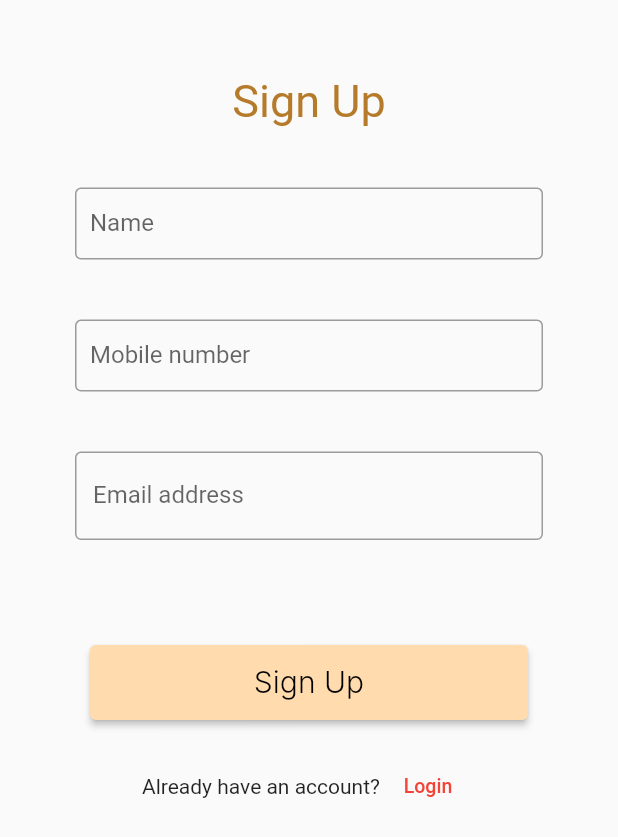
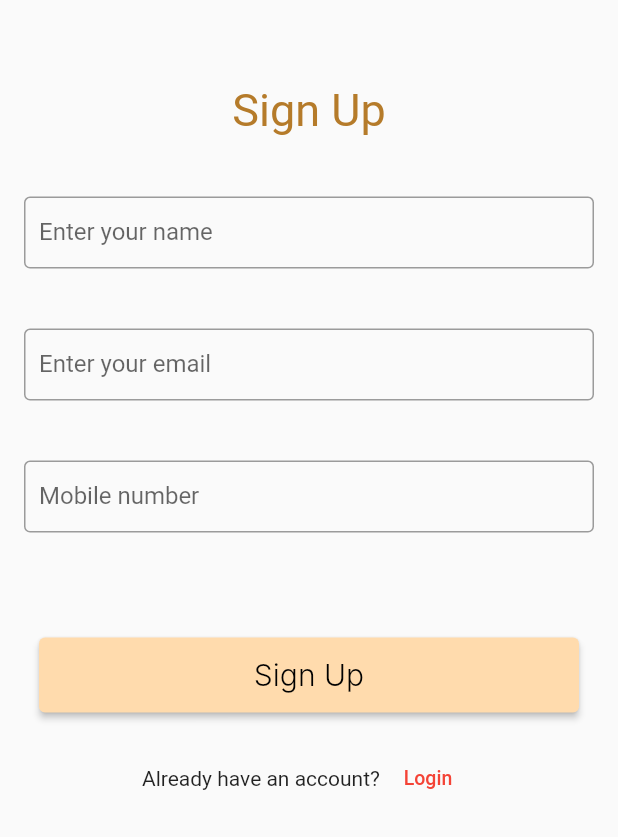
Before and after one commit to Naima-Salim/Ladida-Fashion, a Flutter app: the screen it shows after launch, after a tap on "Create account", on a phone screen of 412 x 824 dp. Shown: the top 837 px of the screen. Run offline on Flutter 3.47's test engine with Material 2 defaults, Android fonts, the phone set to English and light mode, and no system bars; our stand-ins replace carousel_slider, flutter_bloc, fluttertoast; network calls fail; Roboto replaces fonts that are missing (Inter).

Commit message:
validations

```diff
--- a/lib/main.dart
+++ b/lib/main.dart
@@ -54,13 +54,14 @@ class HomeScreen extends StatelessWidget {
           width: double.maxFinite,
           height: double.maxFinite,
           child: ListView(children: <Widget>[
-           Container(
-            padding: const EdgeInsets.all(0),
-            margin: EdgeInsets.all(6.0),
-            child:Image.network("https://image.similarpng.com/very-thumbnail/2021/07/Beautiful-woman-illustration-on-transparent-background-PNG.png"),
-        ),
 
-
+            // Container(
+            //   padding: const EdgeInsets.all(0),
+            //   margin: EdgeInsets.all(6.0),
+            //   child: Image.network(
+            //       "https://img.freepik.com/premium-photo/high-fashion-look-glamor-stylish-beautiful-young-woman-model-with-red-lips-summer-bright-white-hipster-cloth_267499-229.jpg"),
+            // ),
+            Padding(padding: const EdgeInsets.all(50.0)),
             Container(
               margin: EdgeInsets.all(20),
               width: double.infinity, // Make the button take full width
@@ -89,13 +90,39 @@ class HomeScreen extends StatelessWidget {
                   );
                 },
               ),
+            ),
+            Padding(padding: const EdgeInsets.all(20.0)),
+            Container(
+              margin: EdgeInsets.all(20),
+              width: double.infinity, // Make the button take full width
 
+              child: OutlinedButton(
+                style: OutlinedButton.styleFrom(
+                  padding: const EdgeInsets.fromLTRB(30, 10, 30, 10),
+
+                  primary: Color((0xFFFFDBAD)),
+
+                  // side: BorderSide(color: Color(0xFFFFDBAD)), // Background color
                 ),
-
-        ]
+                child: Text(
+                  'Get Started',
+                  style: TextStyle(
+                    color: Colors.black,
+                    fontSize: 20,
+                    fontFamily: 'Inter',
+                    fontWeight: FontWeight.w300,
                   ),
                 ),
-
+                onPressed: () {
+                  Navigator.push(
+                    context,
+                    MaterialPageRoute(builder: (context) => SignUp()),
+                  );
+                },
+              ),
+            ),
+          ]),
+        ),
       ),
     );
   }
--- a/lib/signup.dart
+++ b/lib/signup.dart
@@ -2,100 +2,98 @@ import 'package:flutter/material.dart';
 import 'package:fluttertoast/fluttertoast.dart';
 import 'package:ladida_fashion/home.dart';
 import 'package:ladida_fashion/login.dart';
+import 'package:ladida_fashion/main.dart';
+import 'package:flutter_bloc/flutter_bloc.dart';
 
-void main() => runApp(const SignUp());
 
 class SignUp extends StatefulWidget {
-  const SignUp({Key? key}) : super(key: key);
-
   @override
   _SignUpState createState() => _SignUpState();
 }
 
 class _SignUpState extends State<SignUp> {
-  final GlobalKey<FormState> _formKey = GlobalKey<FormState>();
-  AutovalidateMode _autoValidate = AutovalidateMode.disabled;
+  final _formKey = GlobalKey<FormState>();
+  TextEditingController _nameController = TextEditingController();
+  TextEditingController _emailController = TextEditingController();
+  TextEditingController _phoneController = TextEditingController();
     String? _name;
   String? _mobile;
   String? _email;
 
-  void _validateInputs() {
-    if (_formKey.currentState!.validate()) {
-      _formKey.currentState!.save();
-      print('Username: $_name');
-      print('Mobile: $_mobile');
-      print('Email: $_email');
-    } else {
-      setState(() {
-        _autoValidate = AutovalidateMode.always;
-      });
-    }
-  }
-
   @override
   Widget build(BuildContext context) {
-    return MaterialApp(
-      color: Color.fromARGB(255, 221, 204, 142),
-      home: Scaffold(
-        body: SingleChildScrollView(
-          child: Container(
-            margin: const EdgeInsets.all(30.0),
-            padding: const EdgeInsets.all(20.0),
+    return Scaffold(
+      body: Padding(
+        padding: const EdgeInsets.all(16.0),
         child: Form(
           key: _formKey,
-              autovalidateMode: _autoValidate,
-              child: formUI(),
-            ),
-          ),
-        ),
-      ),
-    );
-  }
-
-  Widget formUI() {
-    return Column(children: <Widget>[
+          autovalidateMode: AutovalidateMode.onUserInteraction,
+          child: Column(
+            crossAxisAlignment: CrossAxisAlignment.center,
+            children: [
+              Padding(padding: const EdgeInsets.all(20.0)),
               SizedBox(
                 height: 0.04,
               ),
               Text(
                 'Sign Up',
-        style: TextStyle(fontSize: 30.0, color: Color.fromARGB(255, 181, 123, 42)),
+                style: TextStyle(
+                    fontSize: 30.0, color: Color.fromARGB(255, 181, 123, 42)),
+              ),
+              Padding(padding: const EdgeInsets.all(20.0)),
+              TextFormField(
+                decoration: const InputDecoration(
+                    border: OutlineInputBorder(),
+                    contentPadding: EdgeInsets.fromLTRB(10, 0, 10, 0),
+                    labelText: 'Enter your name'),
+                keyboardType: TextInputType.name,
+                onSaved: (String? val) {
+                  _nameController = TextEditingController();
+                  ;
+                },
+                controller: _nameController,
+                validator: (value) {
+                  if (value!.isEmpty) {
+                    return 'Please enter your name';
+                  }
+                  return null;
+                },
+              ),
+              Padding(padding: const EdgeInsets.all(20.0)),
+              TextFormField(
+                decoration: const InputDecoration(
+                    border: OutlineInputBorder(),
+                    contentPadding: EdgeInsets.fromLTRB(10, 0, 10, 0),
+                    labelText: 'Enter your email'),
+                keyboardType: TextInputType.emailAddress,
+                onSaved: (String? val) {
+                  _emailController = TextEditingController();
+                  ;
+                },
+                controller: _emailController,
+                validator: (value) {
+                  if (value!.isEmpty) {
+                    return 'Please enter your email';
+                  } else if (!isValidEmail(value)) {
+                    return 'Please enter a valid email address';
+                  }
+                  return null;
+                },
               ),
                Padding(padding: const EdgeInsets.all(20.0)),
 
-      TextFormField(
-        decoration: const InputDecoration(
-            // padding: const EdgeInsets.fromLTRB(10, 0, 10, 0),
-            border: OutlineInputBorder(),
-            contentPadding: EdgeInsets.fromLTRB(10, 0, 10, 0),
-            labelText: 'Name'),
-        keyboardType: TextInputType.text,
-        validator: validateName,
-        onSaved: (String? val) {
-          _name = val;
-        },
-      ),
-
-      Padding(padding: const EdgeInsets.all(20.0)),
               TextFormField(
                 decoration: const InputDecoration(
                     border: OutlineInputBorder(),
                     contentPadding: EdgeInsets.fromLTRB(10, 0, 10, 0),
                     labelText: 'Mobile number'),
                 keyboardType: TextInputType.phone,
-        validator: validateMobile,
-        onSaved: (String? val) {
-          _mobile = val;
-        },
-      ),
-      Padding(padding: const EdgeInsets.all(20.0)),
-      TextFormField(
-        decoration: const InputDecoration(
-            border: OutlineInputBorder(), labelText: 'Email address'),
-        keyboardType: TextInputType.emailAddress,
-        validator: validateEmail,
-        onSaved: (String? val) {
-          _email = val;
+                controller: _phoneController,
+                validator: (value) {
+                  if (value == null || value.isEmpty) {
+                    return 'Phone number is required';
+                  }
+                  return null;
                 },
               ),
 
@@ -123,13 +121,19 @@ class _SignUpState extends State<SignUp> {
                     ),
                   ),
                   onPressed: () {
-                            _validateInputs();
+                    if (_formKey.currentState!.validate()) {
+                      // Form is valid, print details and navigate to the next page
+                      printDetails();
                       Navigator.push(
                         context,
-                              MaterialPageRoute(builder: (context) =>const MyApp()),);
-
+                        MaterialPageRoute(
+                          builder: (context) => HomeScreen(),
+                        ),
+                      );
+                    }
                   },
-                        ),),
+                ),
+              ),
                           Row(
               children: <Widget>[
                 const Text('Already have an account?'),
@@ -144,15 +148,42 @@ class _SignUpState extends State<SignUp> {
                   onPressed: () {
                     Navigator.push(
                       context,
-                      MaterialPageRoute(builder: (context) => DetailsForm()),
+                      MaterialPageRoute(builder: (context) =>  Login()),
                     );
                   },
                 )
               ],
               mainAxisAlignment: MainAxisAlignment.center,
             ),
-    ]);
+            ],
+          ),
+        ),
+      ),
+    );
   }
+
+  void printDetails() {
+    final name = _nameController.text;
+    final email = _emailController.text;
+    final phone = _phoneController.text.characters;
+    print('Phone: $phone');
+    print('Name: $name');
+    print('Email: $email');
+  }
+
+  bool isValidEmail(String email) {
+    return email.contains('@');
+    // You can implement a proper email validation logic here
+  }
+
+  bool isValidPhoneNumber(Characters phone) {
+    return phone.contains('1234');
+  }
+}
+
+
+
+
 
   String? validateName(String? value) {
     if (value!.isEmpty) {
@@ -189,31 +220,3 @@ class _SignUpState extends State<SignUp> {
       return null;
     }
   }
-}
-
-// class HomePage extends StatelessWidget {
-//   const HomePage({super.key, required this.email});
-
-//   final String email;
-
-//   @override
-//   Widget build(BuildContext context) {
-//     return Scaffold(
-//         appBar: AppBar(
-//           title: const Text('Home Page'),
-//         ),
-//         body: Column(
-//           children: [
-//             Text(email),
-//             Center(
-//               child: ElevatedButton(
-//                 onPressed: () {
-//                   Navigator.pop(context);
-//                 },
-//                 child: const Text("Go back!"),
-//               ),
-//             ),
-//           ],
-//         ));
-//   }
-// }
--- a/pubspec.yaml
+++ b/pubspec.yaml
@@ -44,6 +44,7 @@ dev_dependencies:
   fluttertoast: ^8.2.2
   splashscreen: ^1.2.0
   flutter_bloc: ^7.0.0
+  # libphonenumber: ^2.0.2
 
 
 
```
Also changed, not shown: lib/login.dart (+96 -46 lines), lib/next_page.dart (deleted, +0 -25 lines), lib/splash.dart (+26 -0 lines), lib/home.dart (line endings or trailing spaces). Lines whose indentation alone changed are shown as unchanged.
